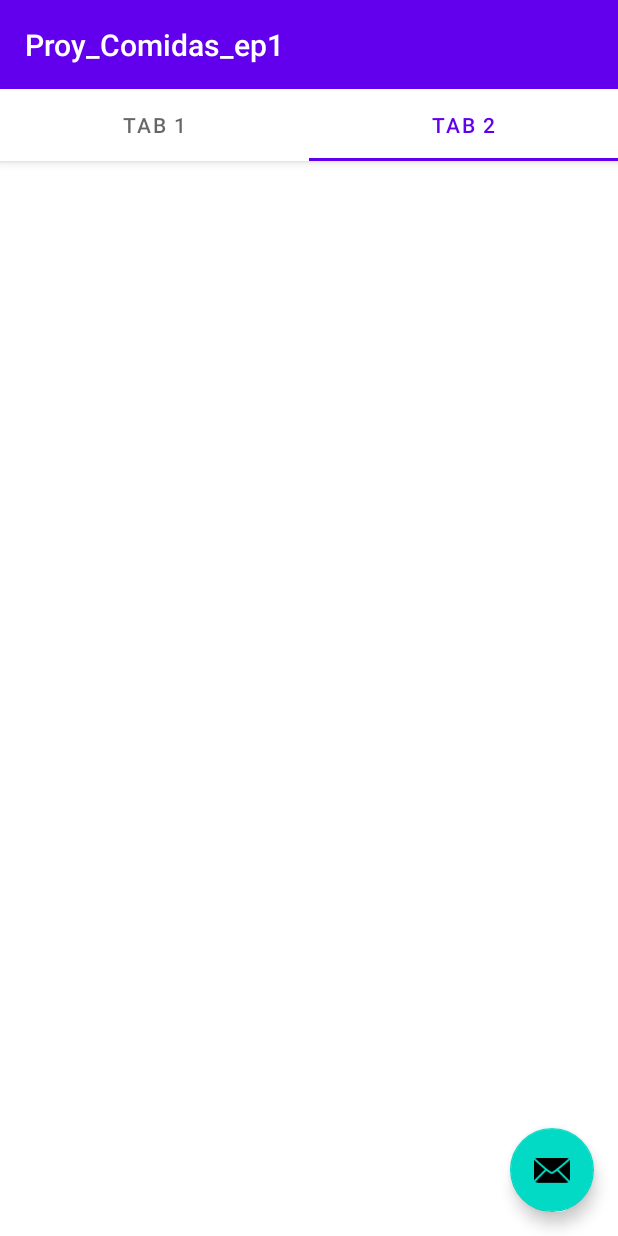
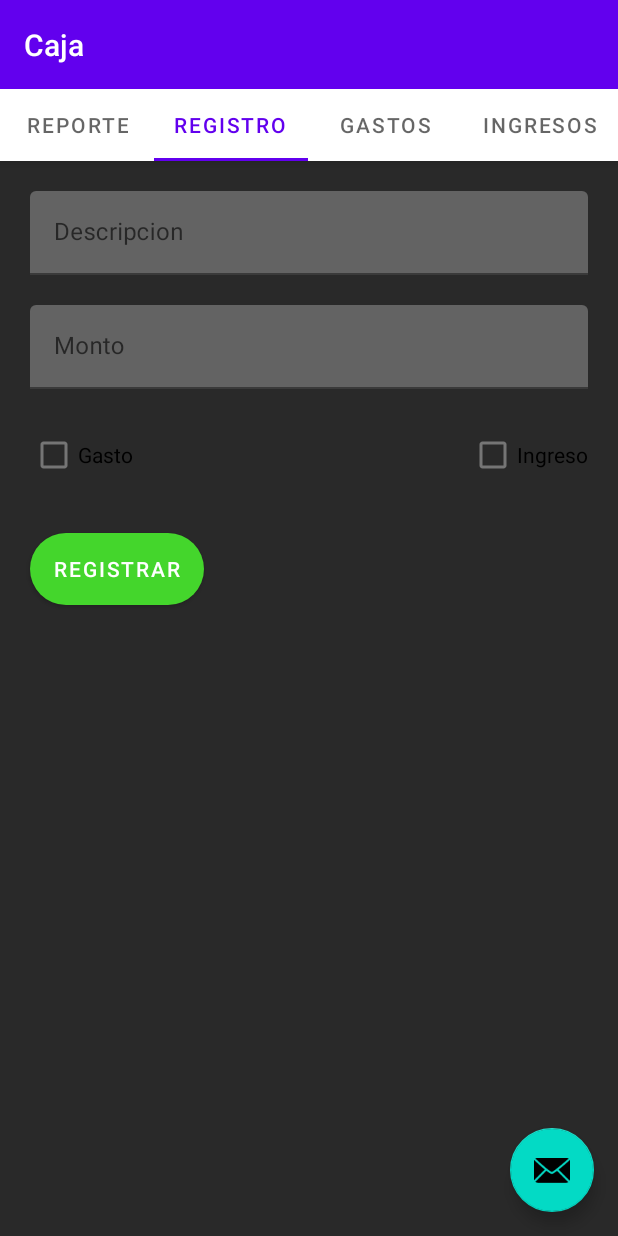
Before and after one commit to EduardoSalinasE/ProyComidas, an Android app: the CajaActivity screen opened directly, with no data from a screen before it, tab 2 chosen, on a phone screen of 412 x 824 dp. Run offline under Robolectric (Android 15) with nearby library versions, the phone set to English and light mode, and no system bars; network calls fail; Roboto replaces fonts that are not available here; 1 statement that could not run was skipped.

Commit message:
añadi los tabs (programados)

```diff
--- /dev/null
+++ b/app/src/main/java/com/example/proy_comidas_ep1/ui/main/GastosFragment.java
@@ -0,0 +1,22 @@
+package com.example.proy_comidas_ep1.ui.main;
+
+import android.os.Bundle;
+
+import androidx.fragment.app.Fragment;
+
+import android.view.LayoutInflater;
+import android.view.View;
+import android.view.ViewGroup;
+
+import com.example.proy_comidas_ep1.R;
+
+
+public class GastosFragment extends Fragment {
+
+
+    @Override
+    public View onCreateView(LayoutInflater inflater, ViewGroup container,
+                             Bundle savedInstanceState) {
+        return inflater.inflate(R.layout.fragment_gastos, container, false);
+    }
+}
--- a/app/src/main/java/com/example/proy_comidas_ep1/ui/main/PageViewModel.java
+++ /dev/null
@@ -1,26 +0,0 @@
-package com.example.proy_comidas_ep1.ui.main;
-
-import androidx.arch.core.util.Function;
-import androidx.lifecycle.LiveData;
-import androidx.lifecycle.MutableLiveData;
-import androidx.lifecycle.Transformations;
-import androidx.lifecycle.ViewModel;
-
-public class PageViewModel extends ViewModel {
-
-    private MutableLiveData<Integer> mIndex = new MutableLiveData<>();
-    private LiveData<String> mText = Transformations.map(mIndex, new Function<Integer, String>() {
-        @Override
-        public String apply(Integer input) {
-            return "Hello world from section: " + input;
-        }
-    });
-
-    public void setIndex(int index) {
-        mIndex.setValue(index);
-    }
-
-    public LiveData<String> getText() {
-        return mText;
-    }
-}
--- a/app/src/main/java/com/example/proy_comidas_ep1/ui/main/PlaceholderFragment.java
+++ /dev/null
@@ -1,70 +0,0 @@
-package com.example.proy_comidas_ep1.ui.main;
-
-import android.os.Bundle;
-import android.view.LayoutInflater;
-import android.view.View;
-import android.view.ViewGroup;
-import android.widget.TextView;
-
-import androidx.annotation.Nullable;
-import androidx.annotation.NonNull;
-import androidx.fragment.app.Fragment;
-import androidx.lifecycle.Observer;
-import androidx.lifecycle.ViewModelProvider;
-
-import com.example.proy_comidas_ep1.R;
-import com.example.proy_comidas_ep1.databinding.FragmentCajaBinding;
-
-/**
- * A placeholder fragment containing a simple view.
- */
-public class PlaceholderFragment extends Fragment {
-
-    private static final String ARG_SECTION_NUMBER = "section_number";
-
-    private PageViewModel pageViewModel;
-    private FragmentCajaBinding binding;
-
-    public static PlaceholderFragment newInstance(int index) {
-        PlaceholderFragment fragment = new PlaceholderFragment();
-        Bundle bundle = new Bundle();
-        bundle.putInt(ARG_SECTION_NUMBER, index);
-        fragment.setArguments(bundle);
-        return fragment;
-    }
-
-    @Override
-    public void onCreate(Bundle savedInstanceState) {
-        super.onCreate(savedInstanceState);
-        pageViewModel = new ViewModelProvider(this).get(PageViewModel.class);
-        int index = 1;
-        if (getArguments() != null) {
-            index = getArguments().getInt(ARG_SECTION_NUMBER);
-        }
-        pageViewModel.setIndex(index);
-    }
-
-    @Override
-    public View onCreateView(
-            @NonNull LayoutInflater inflater, ViewGroup container,
-            Bundle savedInstanceState) {
-
-        binding = FragmentCajaBinding.inflate(inflater, container, false);
-        View root = binding.getRoot();
-
-        final TextView textView = binding.sectionLabel;
-        pageViewModel.getText().observe(getViewLifecycleOwner(), new Observer<String>() {
-            @Override
-            public void onChanged(@Nullable String s) {
-                textView.setText(s);
-            }
-        });
-        return root;
-    }
-
-    @Override
-    public void onDestroyView() {
-        super.onDestroyView();
-        binding = null;
-    }
-}
--- /dev/null
+++ b/app/src/main/java/com/example/proy_comidas_ep1/ui/main/ReporteFragment.java
@@ -0,0 +1,41 @@
+package com.example.proy_comidas_ep1.ui.main;
+
+import android.os.Bundle;
+
+import androidx.annotation.NonNull;
+import androidx.annotation.Nullable;
+import androidx.fragment.app.Fragment;
+
+import android.view.LayoutInflater;
+import android.view.View;
+import android.view.ViewGroup;
+import android.widget.Button;
+
+import com.example.proy_comidas_ep1.R;
+import com.google.android.material.textfield.TextInputEditText;
+
+
+public class ReporteFragment extends Fragment implements View.OnClickListener {
+    TextInputEditText mtetDescripcion, mtetMonto;
+    Button mbtnRegistrar;
+    @Override
+    public View onCreateView(LayoutInflater inflater, ViewGroup container,
+                             Bundle savedInstanceState) {
+        return inflater.inflate(R.layout.fragment_reporte, container, false);
+    }
+
+    @Override
+    public void onViewCreated(@NonNull View view, @Nullable Bundle savedInstanceState) {
+        super.onViewCreated(view, savedInstanceState);
+        mtetDescripcion = view.findViewById(R.id.tetDescripcion);
+        mtetMonto = view.findViewById(R.id.tetMonto);
+        mbtnRegistrar = view.findViewById(R.id.btnRegistrar);
+        mbtnRegistrar.setOnClickListener(this);
+    }
+
+    @Override
+    public void onClick(View view) {
+        String descripcion = mtetDescripcion.getText().toString();
+        float monto = Float.parseFloat(mtetMonto.getText().toString());
+    }
+}
--- a/app/src/main/java/com/example/proy_comidas_ep1/ui/main/SectionsPagerAdapter.java
+++ b/app/src/main/java/com/example/proy_comidas_ep1/ui/main/SectionsPagerAdapter.java
@@ -17,7 +17,7 @@ import com.example.proy_comidas_ep1.R;
 public class SectionsPagerAdapter extends FragmentPagerAdapter {
 
     @StringRes
-    private static final int[] TAB_TITLES = new int[]{R.string.tab_text_1, R.string.tab_text_2};
+    private static final int[] TAB_TITLES = new int[]{R.string.tab_reporte, R.string.tab_registro, R.string.tab_gastos, R.string.tab_ingresos};
     private final Context mContext;
 
     public SectionsPagerAdapter(Context context, FragmentManager fm) {
@@ -27,9 +27,23 @@ public class SectionsPagerAdapter extends FragmentPagerAdapter {
 
     @Override
     public Fragment getItem(int position) {
-        // getItem is called to instantiate the fragment for the given page.
-        // Return a PlaceholderFragment (defined as a static inner class below).
-        return PlaceholderFragment.newInstance(position + 1);
+        Fragment destino = null;
+        switch (position) {
+            case 0:
+                destino = new ReporteFragment();
+                break;
+            case 1:
+                destino = new RegistroFragment();
+                break;
+            case 2:
+                destino = new GastosFragment();
+                break;
+            case 3:
+                destino = new IngresosFragment();
+                break;
+
+        }
+        return destino;
     }
 
     @Nullable
@@ -41,6 +55,6 @@ public class SectionsPagerAdapter extends FragmentPagerAdapter {
     @Override
     public int getCount() {
         // Show 2 total pages.
-        return 2;
+        return 4;
     }
 }
--- a/app/src/main/res/layout/activity_caja.xml
+++ b/app/src/main/res/layout/activity_caja.xml
@@ -18,7 +18,7 @@
             android:gravity="center"
             android:minHeight="?actionBarSize"
             android:padding="@dimen/appbar_padding"
-            android:text="@string/app_name"
+            android:text="Caja"
             android:textAppearance="@style/TextAppearance.Widget.AppCompat.Toolbar.Title" />
 
         <com.google.android.material.tabs.TabLayout
--- a/app/src/main/res/layout/fragment_registro.xml
+++ b/app/src/main/res/layout/fragment_registro.xml
@@ -1,14 +1,87 @@
 <?xml version="1.0" encoding="utf-8"?>
-<FrameLayout xmlns:android="http://schemas.android.com/apk/res/android"
+<androidx.constraintlayout.widget.ConstraintLayout xmlns:android="http://schemas.android.com/apk/res/android"
+    xmlns:app="http://schemas.android.com/apk/res-auto"
     xmlns:tools="http://schemas.android.com/tools"
+    android:id="@+id/frameLayout2"
     android:layout_width="match_parent"
     android:layout_height="match_parent"
-    tools:context=".ui.main.RegistroFragment">
+    tools:context=".ui.main.RegistroFragment"
+    android:background="@color/color_plomon">
 
-    <!-- TODO: Update blank fragment layout -->
-    <TextView
-        android:layout_width="match_parent"
-        android:layout_height="match_parent"
-        android:text="@string/hello_blank_fragment" />
+    <com.google.android.material.textfield.TextInputLayout
+        android:id="@+id/textInputLayout2"
+        android:layout_width="0dp"
+        android:layout_height="wrap_content"
+        android:layout_marginStart="20dp"
+        android:layout_marginTop="20dp"
+        android:layout_marginEnd="20dp"
+        app:layout_constraintEnd_toEndOf="parent"
+        app:layout_constraintStart_toStartOf="parent"
+        app:layout_constraintTop_toTopOf="parent">
 
-</FrameLayout>
+        <com.google.android.material.textfield.TextInputEditText
+            android:id="@+id/tetDescripcion"
+            android:layout_width="match_parent"
+            android:layout_height="wrap_content"
+            android:backgroundTint="@color/color_plomo"
+            android:hint="Descripcion" />
+    </com.google.android.material.textfield.TextInputLayout>
+
+    <CheckBox
+        android:id="@+id/chcGasto"
+        android:layout_width="wrap_content"
+        android:layout_height="wrap_content"
+        android:layout_marginStart="20dp"
+        android:layout_marginTop="20dp"
+        android:layout_marginEnd="183dp"
+        android:text="Gasto"
+        app:layout_constraintEnd_toStartOf="@+id/chcIngreso"
+        app:layout_constraintHorizontal_bias="0.0"
+        app:layout_constraintStart_toStartOf="parent"
+        app:layout_constraintTop_toBottomOf="@+id/textInputLayout3" />
+
+    <Button
+        android:id="@+id/btnRegistrar"
+        style="@style/boton_platos2"
+        android:layout_width="wrap_content"
+        android:layout_height="wrap_content"
+        android:layout_marginStart="20dp"
+        android:layout_marginTop="28dp"
+        android:layout_marginEnd="296dp"
+        android:text="Registrar"
+        app:layout_constraintEnd_toEndOf="parent"
+        app:layout_constraintHorizontal_bias="0.0"
+        app:layout_constraintStart_toStartOf="parent"
+        app:layout_constraintTop_toBottomOf="@+id/chcGasto" />
+
+    <CheckBox
+        android:id="@+id/chcIngreso"
+        android:layout_width="wrap_content"
+        android:layout_height="wrap_content"
+        android:layout_marginTop="20dp"
+        android:layout_marginEnd="20dp"
+        android:text="Ingreso"
+        app:layout_constraintEnd_toEndOf="parent"
+        app:layout_constraintTop_toBottomOf="@+id/textInputLayout3" />
+
+    <com.google.android.material.textfield.TextInputLayout
+        android:id="@+id/textInputLayout3"
+        android:layout_width="0dp"
+        android:layout_height="wrap_content"
+        android:layout_marginStart="20dp"
+        android:layout_marginTop="20dp"
+        android:layout_marginEnd="20dp"
+        app:layout_constraintEnd_toEndOf="parent"
+        app:layout_constraintStart_toStartOf="parent"
+        app:layout_constraintTop_toBottomOf="@+id/textInputLayout2">
+
+        <com.google.android.material.textfield.TextInputEditText
+            android:id="@+id/tetMonto"
+            android:layout_width="match_parent"
+            android:layout_height="wrap_content"
+            android:backgroundTint="@color/color_plomo"
+            android:hint="Monto"
+            android:inputType="number" />
+    </com.google.android.material.textfield.TextInputLayout>
+
+</androidx.constraintlayout.widget.ConstraintLayout>
--- a/app/src/main/res/menu/menu_departamentos.xml
+++ b/app/src/main/res/menu/menu_departamentos.xml
@@ -17,4 +17,7 @@
     <item
         android:id="@+id/restaurantes_aqp"
         android:title="Restaurantes Arequipa (ReciclerView)" />
+    <item
+        android:id="@+id/gastos"
+        android:title="Gastos (ep3)" />
 </menu>
--- a/app/src/main/res/values/strings.xml
+++ b/app/src/main/res/values/strings.xml
@@ -98,7 +98,9 @@ gastronomía peruana.
         En Perú este delicioso plato suele estar acompañado por camote y por maíz.
     </string>
     <string name="title_activity_caja">CajaActivity</string>
-    <string name="tab_text_1">Tab 1</string>
-    <string name="tab_text_2">Tab 2</string>
+    <string name="tab_registro">Registro</string>
+    <string name="tab_reporte">Reporte</string>
+    <string name="tab_gastos">Gastos</string>
+    <string name="tab_ingresos">Ingresos</string>
 
 </resources>
```
Also changed, not shown: app/src/main/java/com/example/proy_comidas_ep1/MainActivity.java (+8 -0 lines), app/src/main/java/com/example/proy_comidas_ep1/datos/DatosSQLite.java (added, +43 -0 lines), app/src/main/java/com/example/proy_comidas_ep1/ui/main/IngresosFragment.java (added, +22 -0 lines), app/src/main/res/layout/fragment_gastos.xml (added, +14 -0 lines), app/src/main/res/layout/fragment_ingresos.xml (added, +14 -0 lines), app/src/main/res/layout/fragment_reporte.xml (added, +14 -0 lines).
